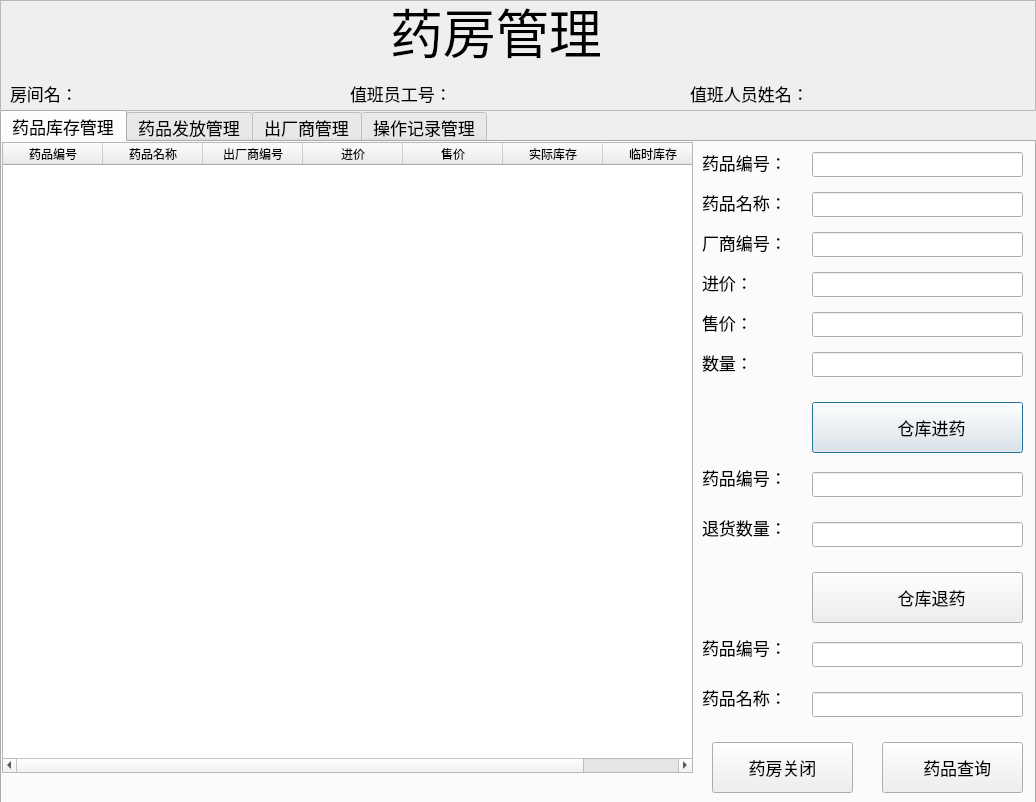
zhbean/Hospital_MIS, file pharmacydialog.ui: the form before one commit.
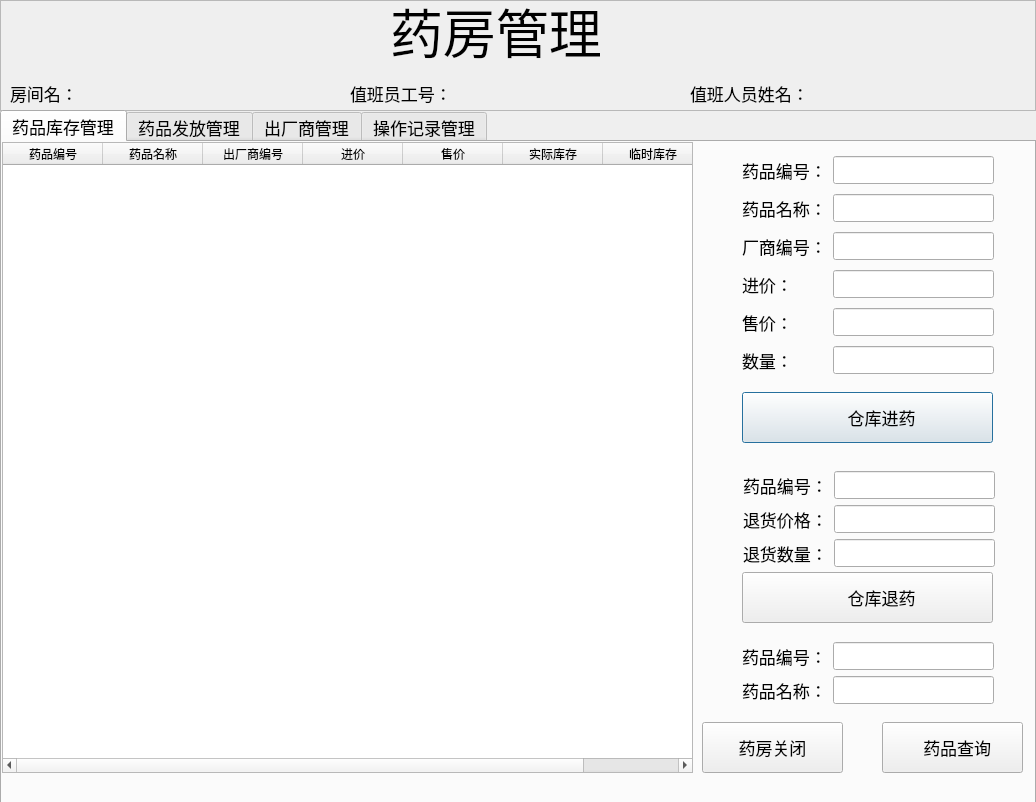
The form after the commit. The open tabs and pages were chosen to show the change. Icons and pictures are not drawn.

Commit message: wwb 完成，允许同批药品价格差异，添加删除厂商，修改药品的功能。

What changed in the file:
```diff
--- a/pharmacydialog.ui
+++ b/pharmacydialog.ui
@@ -212,127 +212,12 @@
       </property>
      </column>
     </widget>
-    <widget class="QLabel" name="label_2">
-     <property name="geometry">
-      <rect>
-       <x>700</x>
-       <y>10</y>
-       <width>81</width>
-       <height>21</height>
-      </rect>
-     </property>
-     <property name="text">
-      <string>药品编号：</string>
-     </property>
-    </widget>
-    <widget class="QLabel" name="label_3">
-     <property name="geometry">
-      <rect>
-       <x>700</x>
-       <y>50</y>
-       <width>81</width>
-       <height>21</height>
-      </rect>
-     </property>
-     <property name="text">
-      <string>药品名称：</string>
-     </property>
-    </widget>
-    <widget class="QLabel" name="label_4">
-     <property name="geometry">
-      <rect>
-       <x>700</x>
-       <y>90</y>
-       <width>81</width>
-       <height>21</height>
-      </rect>
-     </property>
-     <property name="text">
-      <string>厂商编号：</string>
-     </property>
-    </widget>
-    <widget class="QLabel" name="label_5">
-     <property name="geometry">
-      <rect>
-       <x>700</x>
-       <y>130</y>
-       <width>67</width>
-       <height>21</height>
-      </rect>
-     </property>
-     <property name="text">
-      <string>进价：</string>
-     </property>
-    </widget>
-    <widget class="QLineEdit" name="lineEdit_drugId_forPurchase">
-     <property name="geometry">
-      <rect>
-       <x>810</x>
-       <y>10</y>
-       <width>211</width>
-       <height>25</height>
-      </rect>
-     </property>
-    </widget>
-    <widget class="QLineEdit" name="lineEdit_drugName_forPurchase">
-     <property name="geometry">
-      <rect>
-       <x>810</x>
-       <y>50</y>
-       <width>211</width>
-       <height>25</height>
-      </rect>
-     </property>
-    </widget>
-    <widget class="QLineEdit" name="lineEdit_factoryId">
-     <property name="geometry">
-      <rect>
-       <x>810</x>
-       <y>90</y>
-       <width>211</width>
-       <height>25</height>
-      </rect>
-     </property>
-    </widget>
-    <widget class="QLineEdit" name="lineEdit_drugBuyPrice">
-     <property name="geometry">
-      <rect>
-       <x>810</x>
-       <y>130</y>
-       <width>211</width>
-       <height>25</height>
-      </rect>
-     </property>
-    </widget>
-    <widget class="QLabel" name="label_6">
-     <property name="geometry">
-      <rect>
-       <x>700</x>
-       <y>170</y>
-       <width>67</width>
-       <height>21</height>
-      </rect>
-     </property>
-     <property name="text">
-      <string>售价：</string>
-     </property>
-    </widget>
-    <widget class="QLineEdit" name="lineEdit_drugPrice">
-     <property name="geometry">
-      <rect>
-       <x>810</x>
-       <y>170</y>
-       <width>211</width>
-       <height>25</height>
-      </rect>
-     </property>
-    </widget>
     <widget class="QPushButton" name="pushButton_purchase">
      <property name="geometry">
       <rect>
-       <x>810</x>
-       <y>260</y>
-       <width>211</width>
+       <x>740</x>
+       <y>250</y>
+       <width>251</width>
        <height>51</height>
       </rect>
      </property>
@@ -350,58 +235,12 @@
       </size>
      </property>
     </widget>
-    <widget class="QLineEdit" name="lineEdit_drugid_forReturn">
-     <property name="geometry">
-      <rect>
-       <x>810</x>
-       <y>330</y>
-       <width>211</width>
-       <height>25</height>
-      </rect>
-     </property>
-    </widget>
-    <widget class="QLabel" name="label_7">
-     <property name="geometry">
-      <rect>
-       <x>700</x>
-       <y>320</y>
-       <width>81</width>
-       <height>31</height>
-      </rect>
-     </property>
-     <property name="text">
-      <string>药品编号：</string>
-     </property>
-    </widget>
-    <widget class="QLabel" name="label_14">
-     <property name="geometry">
-      <rect>
-       <x>700</x>
-       <y>370</y>
-       <width>81</width>
-       <height>31</height>
-      </rect>
-     </property>
-     <property name="text">
-      <string>退货数量：</string>
-     </property>
-    </widget>
-    <widget class="QLineEdit" name="lineEdit_returnNumber">
-     <property name="geometry">
-      <rect>
-       <x>810</x>
-       <y>380</y>
-       <width>211</width>
-       <height>25</height>
-      </rect>
-     </property>
-    </widget>
     <widget class="QPushButton" name="pushButton_return">
      <property name="geometry">
       <rect>
-       <x>810</x>
+       <x>740</x>
        <y>430</y>
-       <width>211</width>
+       <width>251</width>
        <height>51</height>
       </rect>
      </property>
@@ -423,7 +262,7 @@
      <property name="geometry">
       <rect>
        <x>880</x>
-       <y>600</y>
+       <y>580</y>
        <width>141</width>
        <height>51</height>
       </rect>
@@ -442,80 +281,11 @@
       </size>
      </property>
     </widget>
-    <widget class="QLabel" name="label_22">
-     <property name="geometry">
-      <rect>
-       <x>700</x>
-       <y>490</y>
-       <width>81</width>
-       <height>31</height>
-      </rect>
-     </property>
-     <property name="text">
-      <string>药品编号：</string>
-     </property>
-    </widget>
-    <widget class="QLabel" name="label_23">
-     <property name="geometry">
-      <rect>
-       <x>700</x>
-       <y>540</y>
-       <width>81</width>
-       <height>31</height>
-      </rect>
-     </property>
-     <property name="text">
-      <string>药品名称：</string>
-     </property>
-    </widget>
-    <widget class="QLineEdit" name="lineEdit_drugId_forSelect">
-     <property name="geometry">
-      <rect>
-       <x>810</x>
-       <y>500</y>
-       <width>211</width>
-       <height>25</height>
-      </rect>
-     </property>
-    </widget>
-    <widget class="QLineEdit" name="lineEdit_drugName_forSelect">
-     <property name="geometry">
-      <rect>
-       <x>810</x>
-       <y>550</y>
-       <width>211</width>
-       <height>25</height>
-      </rect>
-     </property>
-    </widget>
-    <widget class="QLabel" name="label_8">
-     <property name="geometry">
-      <rect>
-       <x>700</x>
-       <y>210</y>
-       <width>67</width>
-       <height>21</height>
-      </rect>
-     </property>
-     <property name="text">
-      <string>数量：</string>
-     </property>
-    </widget>
-    <widget class="QLineEdit" name="lineEdit_purchaseNumber">
-     <property name="geometry">
-      <rect>
-       <x>810</x>
-       <y>210</y>
-       <width>211</width>
-       <height>25</height>
-      </rect>
-     </property>
-    </widget>
     <widget class="QPushButton" name="pushButton_closeDoor">
      <property name="geometry">
       <rect>
-       <x>710</x>
-       <y>600</y>
+       <x>700</x>
+       <y>580</y>
        <width>141</width>
        <height>51</height>
       </rect>
@@ -534,6 +304,152 @@
       </size>
      </property>
     </widget>
+    <widget class="QWidget" name="layoutWidget">
+     <property name="geometry">
+      <rect>
+       <x>740</x>
+       <y>10</y>
+       <width>252</width>
+       <height>232</height>
+      </rect>
+     </property>
+     <layout class="QGridLayout" name="gridLayout_2">
+      <item row="0" column="1">
+       <widget class="QLineEdit" name="lineEdit_drugId_forPurchase"/>
+      </item>
+      <item row="2" column="0">
+       <widget class="QLabel" name="label_4">
+        <property name="text">
+         <string>厂商编号：</string>
+        </property>
+       </widget>
+      </item>
+      <item row="0" column="0">
+       <widget class="QLabel" name="label_2">
+        <property name="text">
+         <string>药品编号：</string>
+        </property>
+       </widget>
+      </item>
+      <item row="2" column="1">
+       <widget class="QLineEdit" name="lineEdit_factoryId"/>
+      </item>
+      <item row="3" column="1">
+       <widget class="QLineEdit" name="lineEdit_drugBuyPrice"/>
+      </item>
+      <item row="4" column="0">
+       <widget class="QLabel" name="label_6">
+        <property name="text">
+         <string>售价：</string>
+        </property>
+       </widget>
+      </item>
+      <item row="1" column="0">
+       <widget class="QLabel" name="label_3">
+        <property name="text">
+         <string>药品名称：</string>
+        </property>
+       </widget>
+      </item>
+      <item row="1" column="1">
+       <widget class="QLineEdit" name="lineEdit_drugName_forPurchase"/>
+      </item>
+      <item row="5" column="0">
+       <widget class="QLabel" name="label_8">
+        <property name="text">
+         <string>数量：</string>
+        </property>
+       </widget>
+      </item>
+      <item row="5" column="1">
+       <widget class="QLineEdit" name="lineEdit_purchaseNumber"/>
+      </item>
+      <item row="3" column="0">
+       <widget class="QLabel" name="label_5">
+        <property name="text">
+         <string>进价：</string>
+        </property>
+       </widget>
+      </item>
+      <item row="4" column="1">
+       <widget class="QLineEdit" name="lineEdit_drugPrice"/>
+      </item>
+     </layout>
+    </widget>
+    <widget class="QWidget" name="layoutWidget">
+     <property name="geometry">
+      <rect>
+       <x>740</x>
+       <y>500</y>
+       <width>252</width>
+       <height>64</height>
+      </rect>
+     </property>
+     <layout class="QGridLayout" name="gridLayout_3">
+      <item row="0" column="0">
+       <widget class="QLabel" name="label_22">
+        <property name="text">
+         <string>药品编号：</string>
+        </property>
+       </widget>
+      </item>
+      <item row="0" column="1">
+       <widget class="QLineEdit" name="lineEdit_drugId_forSelect"/>
+      </item>
+      <item row="1" column="0">
+       <widget class="QLabel" name="label_23">
+        <property name="text">
+         <string>药品名称：</string>
+        </property>
+       </widget>
+      </item>
+      <item row="1" column="1">
+       <widget class="QLineEdit" name="lineEdit_drugName_forSelect"/>
+      </item>
+     </layout>
+    </widget>
+    <widget class="QWidget" name="layoutWidget">
+     <property name="geometry">
+      <rect>
+       <x>741</x>
+       <y>329</y>
+       <width>252</width>
+       <height>98</height>
+      </rect>
+     </property>
+     <layout class="QGridLayout" name="gridLayout">
+      <item row="0" column="0">
+       <widget class="QLabel" name="label_7">
+        <property name="text">
+         <string>药品编号：</string>
+        </property>
+       </widget>
+      </item>
+      <item row="0" column="1">
+       <widget class="QLineEdit" name="lineEdit_drugid_forReturn"/>
+      </item>
+      <item row="1" column="0">
+       <widget class="QLabel" name="label_14">
+        <property name="text">
+         <string>退货价格：</string>
+        </property>
+       </widget>
+      </item>
+      <item row="1" column="1">
+       <widget class="QLineEdit" name="lineEdit_returnPrice"/>
+      </item>
+      <item row="2" column="0">
+       <widget class="QLabel" name="label_15">
+        <property name="text">
+         <string>退货数量：</string>
+        </property>
+       </widget>
+      </item>
+      <item row="2" column="1">
+       <widget class="QLineEdit" name="lineEdit_returnNumber"/>
+      </item>
+     </layout>
+    </widget>
    </widget>
    <widget class="QWidget" name="tab_sale">
     <attribute name="title">
```
Left out of the diff: 13 changed lines with no effect on the pictures. The commit also changes 6 other files.
